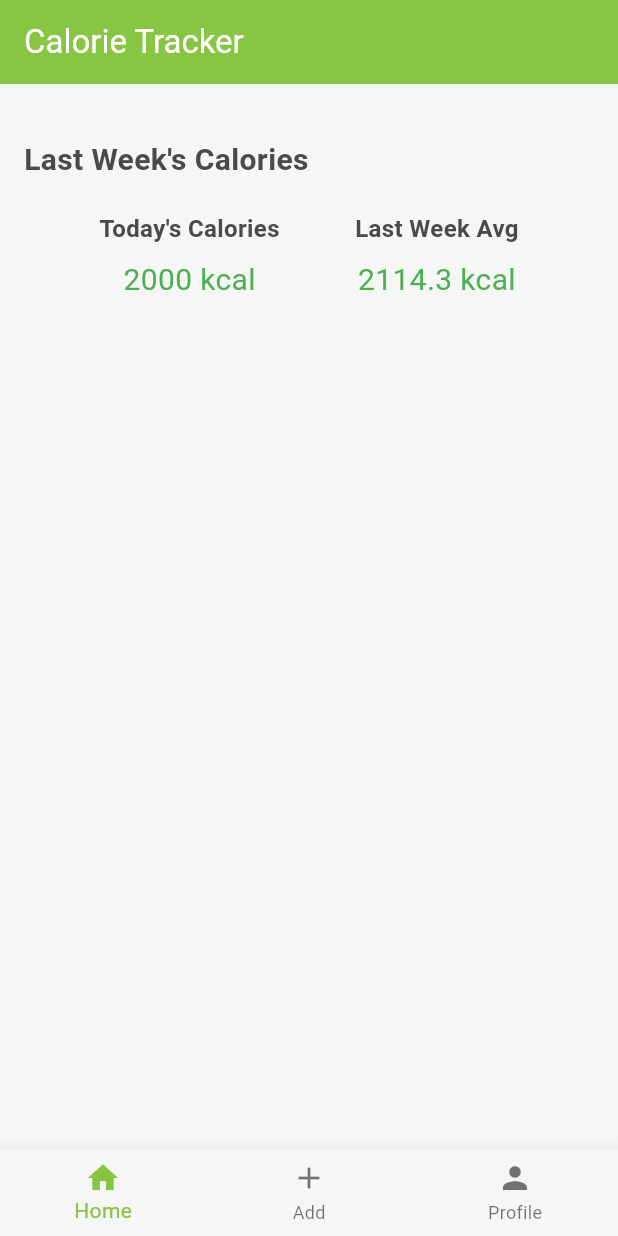
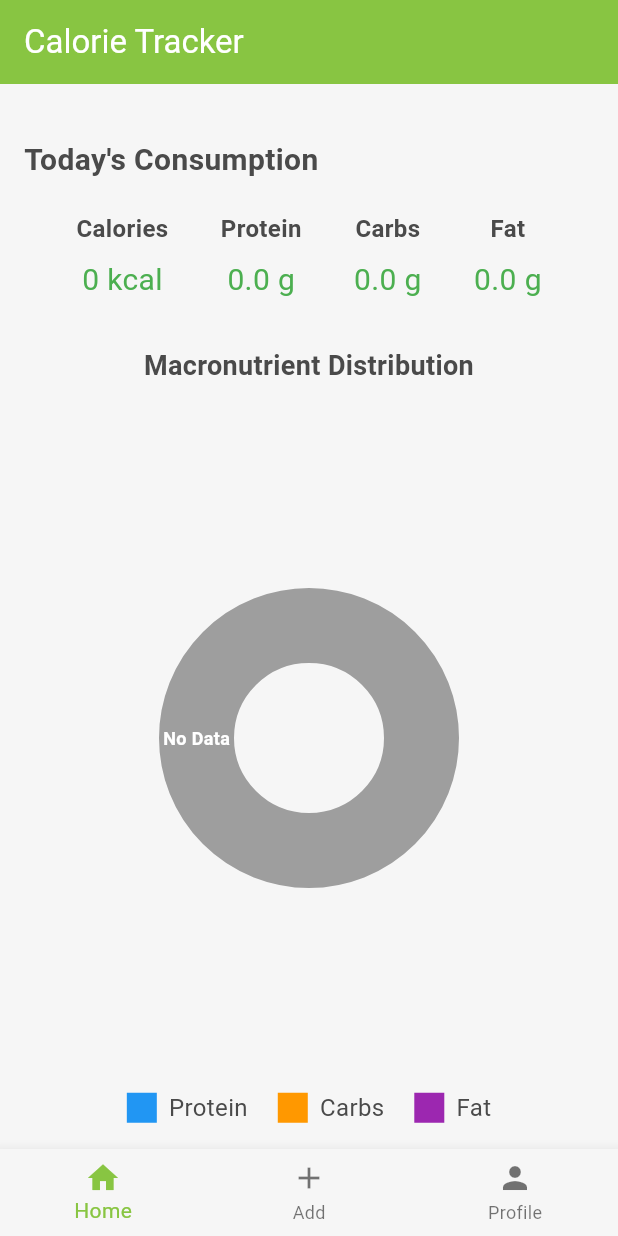
Before and after one commit to UUG4N4A1/calorie_app, a Flutter app: the screen it shows after launch, on a phone screen of 412 x 824 dp. Run offline on Flutter 3.47's test engine with Material 3 defaults, Android fonts, the phone set to English and light mode, and no system bars; drawn by our look-alikes of fl_chart.

Commit message:
added improvements on home page and add page
home page now shows calories protein carbs and fat with diagram. Also, add page now have an ability to add to the list

```diff
--- a/lib/pages/add_food_page.dart
+++ b/lib/pages/add_food_page.dart
@@ -3,6 +3,10 @@ import 'dart:convert';
 import 'package:http/http.dart' as http;
 
 class AddFoodPage extends StatefulWidget {
+  final Function(int, double, double, double) onFoodAdded;
+
+  AddFoodPage({required this.onFoodAdded});
+
   @override
   _AddFoodPageState createState() => _AddFoodPageState();
 }
@@ -10,10 +14,16 @@ class AddFoodPage extends StatefulWidget {
 class _AddFoodPageState extends State<AddFoodPage> {
   final TextEditingController _foodController = TextEditingController();
   Map<String, dynamic>? _foodData;
-  String _appId = 'e9073517'; // Replace with your Nutritionix app ID
-  String _apiKey = '2b6b43934c7b31c624b0f37bdd9cf11f'; // Replace with your Nutritionix API Key
+  bool _isLoading = false;
+  //nutritionix app ID and API key
+  String _appId = 'e9073517';
+  String _apiKey = '2b6b43934c7b31c624b0f37bdd9cf11f';
 
   Future<void> fetchFoodData(String foodName) async {
+    setState(() {
+      _isLoading = true;
+    });
+
     final url = Uri.parse('https://trackapi.nutritionix.com/v2/natural/nutrients');
     final response = await http.post(
       url,
@@ -27,9 +37,14 @@ class _AddFoodPageState extends State<AddFoodPage> {
       }),
     );
 
+    setState(() {
+      _isLoading = false;
+    });
+
     if (response.statusCode == 200) {
       setState(() {
         _foodData = json.decode(response.body);
+        _foodController.clear();
       });
     } else {
       setState(() {
@@ -56,6 +71,12 @@ class _AddFoodPageState extends State<AddFoodPage> {
               decoration: InputDecoration(
                 labelText: 'Enter food item',
                 border: OutlineInputBorder(),
+                suffixIcon: IconButton(
+                  icon: Icon(Icons.clear),
+                  onPressed: () {
+                    _foodController.clear();
+                  },
+                ),
               ),
             ),
             SizedBox(height: 10),
@@ -68,6 +89,8 @@ class _AddFoodPageState extends State<AddFoodPage> {
               child: Text('Track Calories'),
             ),
             SizedBox(height: 20),
+            if (_isLoading)
+              Center(child: CircularProgressIndicator()),
             if (_foodData != null)
               Expanded(
                 child: ListView.builder(
@@ -75,19 +98,41 @@ class _AddFoodPageState extends State<AddFoodPage> {
                   itemBuilder: (context, index) {
                     final food = _foodData!['foods'][index];
                     return Card(
+                      elevation: 4,
+                      margin: const EdgeInsets.symmetric(vertical: 8),
                       child: ListTile(
-                        title: Text(food['food_name']),
+                        leading: Icon(Icons.fastfood, color: Colors.orange),
+                        title: Text(food['food_name'], style: TextStyle(fontWeight: FontWeight.bold)),
                         subtitle: Text(
                           'Calories: ${food['nf_calories']} kcal\n'
                           'Protein: ${food['nf_protein']} g\n'
                           'Carbs: ${food['nf_total_carbohydrate']} g\n'
                           'Fat: ${food['nf_total_fat']} g',
                         ),
+                        trailing: ElevatedButton(
+                          onPressed: () {
+                            widget.onFoodAdded(
+                              food['nf_calories'].round(),
+                              food['nf_protein'],
+                              food['nf_total_carbohydrate'],
+                              food['nf_total_fat'],
+                            );
+                            ScaffoldMessenger.of(context).showSnackBar(
+                              SnackBar(content: Text('${food['food_name']} added successfully!')),
+                            );
+                          },
+                          child: Text('Add'),
+                          style: ElevatedButton.styleFrom(
+                            padding: EdgeInsets.symmetric(horizontal: 16),
+                          ),
+                        ),
                       ),
                     );
                   },
                 ),
               ),
+            if (!_isLoading && _foodData == null)
+              Center(child: Text('Search for a food item to see its nutrition!')),
           ],
         ),
       ),
--- a/lib/pages/home_page.dart
+++ b/lib/pages/home_page.dart
@@ -1,7 +1,7 @@
 import 'package:calorie_app/components/my_navigation.dart';
-import 'package:calorie_app/pages/add_food_page.dart';
-import 'package:calorie_app/pages/home_page_content.dart';
 import 'package:flutter/material.dart';
+import 'add_food_page.dart';
+import 'home_page_content.dart';
 
 class HomePage extends StatefulWidget {
   @override
@@ -10,11 +10,23 @@ class HomePage extends StatefulWidget {
 
 class _HomePageState extends State<HomePage> {
   int _currentIndex = 0;
+  int totalCalories = 0;
+  double totalProtein = 0.0;
+  double totalCarbs = 0.0;
+  double totalFat = 0.0;
 
-  // Function to handle navigation item tap
   void _onItemTapped(int index) {
     setState(() {
       _currentIndex = index;
+    });
+  }
+
+  void _addFoodData(int calories, double protein, double carbs, double fat) {
+    setState(() {
+      totalCalories += calories;
+      totalProtein += protein;
+      totalCarbs += carbs;
+      totalFat += fat;
     });
   }
 
@@ -35,13 +47,17 @@ class _HomePageState extends State<HomePage> {
     );
   }
 
-  // Define the body content method
   Widget _body(int index) {
     switch (index) {
       case 0:
-        return HomePageContent();
+        return HomePageContent(
+          totalCalories: totalCalories,
+          totalProtein: totalProtein,
+          totalCarbs: totalCarbs,
+          totalFat: totalFat,
+        );
       case 1:
-        return AddFoodPage();
+        return AddFoodPage(onFoodAdded: _addFoodData);
       case 2:
         return Center(child: Text('Profile Page'));
       default:
--- a/lib/pages/home_page_content.dart
+++ b/lib/pages/home_page_content.dart
@@ -1,29 +1,32 @@
-import 'package:calorie_app/data/calories_data.dart';
 import 'package:flutter/material.dart';
+import 'package:fl_chart/fl_chart.dart';
 
-class HomePageContent extends StatelessWidget {
-  final List<int> lastWeekCalories = [
-    2200,
-    1800,
-    2000,
-    2500,
-    2300,
-    1900,
-    2100,
-  ];
+class HomePageContent extends StatefulWidget {
+  final int totalCalories;
+  final double totalProtein;
+  final double totalCarbs;
+  final double totalFat;
 
-  final int todayCalories = 2000;
+  HomePageContent({
+    required this.totalCalories,
+    required this.totalProtein,
+    required this.totalCarbs,
+    required this.totalFat,
+  });
 
   @override
+  _HomePageContentState createState() => _HomePageContentState();
+}
+
+class _HomePageContentState extends State<HomePageContent> {
+  @override
   Widget build(BuildContext context) {
-    double averageCalories = CaloriesData.calculateAverage(lastWeekCalories);
-
     return Column(
       crossAxisAlignment: CrossAxisAlignment.stretch,
       children: [
         SizedBox(height: 20),
         Text(
-          "Last Week's Calories",
+          "Today's Consumption",
           style: TextStyle(fontSize: 20, fontWeight: FontWeight.bold),
         ),
         SizedBox(height: 20),
@@ -33,12 +36,12 @@ class HomePageContent extends StatelessWidget {
             Column(
               children: [
                 Text(
-                  "Today's Calories",
+                  "Calories",
                   style: TextStyle(fontSize: 16, fontWeight: FontWeight.bold),
                 ),
                 SizedBox(height: 8),
                 Text(
-                  "$todayCalories kcal",
+                  "${widget.totalCalories} kcal",
                   style: TextStyle(fontSize: 20, color: Colors.green),
                 ),
               ],
@@ -46,18 +49,137 @@ class HomePageContent extends StatelessWidget {
             Column(
               children: [
                 Text(
-                  "Last Week Avg",
+                  "Protein",
                   style: TextStyle(fontSize: 16, fontWeight: FontWeight.bold),
                 ),
                 SizedBox(height: 8),
                 Text(
-                  "${averageCalories.toStringAsFixed(1)} kcal",
+                  "${widget.totalProtein.toStringAsFixed(1)} g",
+                  style: TextStyle(fontSize: 20, color: Colors.green),
+                ),
+              ],
+            ),
+            Column(
+              children: [
+                Text(
+                  "Carbs",
+                  style: TextStyle(fontSize: 16, fontWeight: FontWeight.bold),
+                ),
+                SizedBox(height: 8),
+                Text(
+                  "${widget.totalCarbs.toStringAsFixed(1)} g",
+                  style: TextStyle(fontSize: 20, color: Colors.green),
+                ),
+              ],
+            ),
+            Column(
+              children: [
+                Text(
+                  "Fat",
+                  style: TextStyle(fontSize: 16, fontWeight: FontWeight.bold),
+                ),
+                SizedBox(height: 8),
+                Text(
+                  "${widget.totalFat.toStringAsFixed(1)} g",
                   style: TextStyle(fontSize: 20, color: Colors.green),
                 ),
               ],
             ),
           ],
         ),
+        SizedBox(height: 30),
+        Text(
+          "Macronutrient Distribution",
+          style: TextStyle(fontSize: 18, fontWeight: FontWeight.bold),
+          textAlign: TextAlign.center,
+        ),
+        SizedBox(height: 10),
+        Expanded(
+          child: PieChart(
+            PieChartData(
+              sections: _buildPieChartSections(),
+              centerSpaceRadius: 50,
+              borderData: FlBorderData(show: false),
+              sectionsSpace: 2,
+            ),
+          ),
+        ),
+        // pie chart iin hayguud
+        SizedBox(height: 10),
+        Row(
+          mainAxisAlignment: MainAxisAlignment.center,
+          children: [
+            _buildLegend("Protein", Colors.blue),
+            SizedBox(width: 20),
+            _buildLegend("Carbs", Colors.orange),
+            SizedBox(width: 20),
+            _buildLegend("Fat", Colors.purple),
+          ],
+        ),
+      ],
+    );
+  }
+
+  // piechart gargaj ireh
+  List<PieChartSectionData> _buildPieChartSections() {
+    final double total =
+        widget.totalProtein + widget.totalCarbs + widget.totalFat;
+
+    if (total == 0) {
+      // hooson baih uyiin baidal
+      return [
+        PieChartSectionData(
+          value: 1,
+          color: Colors.grey,
+          title: "No Data",
+          radius: 50,
+          titleStyle: TextStyle(
+              color: Colors.white, fontSize: 12, fontWeight: FontWeight.bold),
+        ),
+      ];
+    }
+
+    return [
+      PieChartSectionData(
+        value: widget.totalProtein,
+        color: Colors.blue,
+        title: "${((widget.totalProtein / total) * 100).toStringAsFixed(1)}%",
+        radius: 50,
+        titleStyle: TextStyle(
+            color: Colors.white, fontSize: 12, fontWeight: FontWeight.bold),
+      ),
+      PieChartSectionData(
+        value: widget.totalCarbs,
+        color: Colors.orange,
+        title: "${((widget.totalCarbs / total) * 100).toStringAsFixed(1)}%",
+        radius: 50,
+        titleStyle: TextStyle(
+            color: Colors.white, fontSize: 12, fontWeight: FontWeight.bold),
+      ),
+      PieChartSectionData(
+        value: widget.totalFat,
+        color: Colors.purple,
+        title: "${((widget.totalFat / total) * 100).toStringAsFixed(1)}%",
+        radius: 50,
+        titleStyle: TextStyle(
+            color: Colors.white, fontSize: 12, fontWeight: FontWeight.bold),
+      ),
+    ];
+  }
+
+  Widget _buildLegend(String label, Color color) {
+    return Row(
+      children: [
+        Container(
+          width: 20,
+          height: 20,
+          color: color,
+        ),
+        SizedBox(width: 8),
+        Text(
+          label,
+          style: TextStyle(fontSize: 16),
+        ),
       ],
     );
   }
--- a/pubspec.yaml
+++ b/pubspec.yaml
@@ -34,7 +34,7 @@ dependencies:
   image_picker: ^0.8.7+5
   flutter_bloc: ^8.1.0
   json_serializable: ^6.6.0
-  fl_chart: ^0.40.0
+  fl_chart: ^0.69.2
 
 
   # The following adds the Cupertino Icons font to your application.
```
Also changed, not shown: pubspec.lock.
